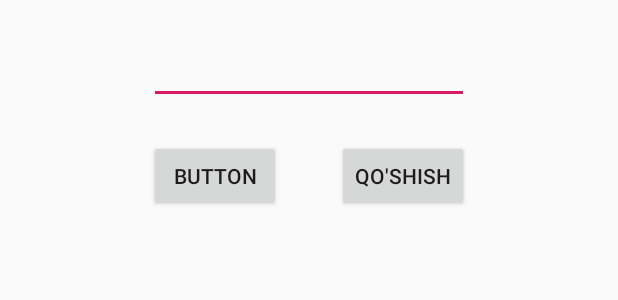
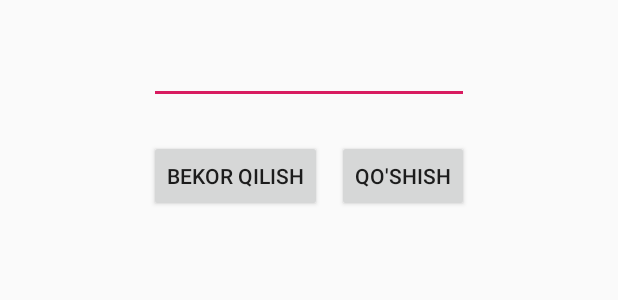
Before and after one commit to abduroid/InviteX, an Android app: the layout dialog_addmehmon.xml on its own in the app's theme, with its tools: preview values and no code run, on a phone screen of 412 x 824 dp. Shown: the top 300 px of the screen. Run offline under Robolectric (Android 15) with nearby library versions, the phone set to English and light mode, and no system bars.

Commit message:
AddMehmonDialog Material Design qoidalariga moslashtirildi

```diff
--- a/app/src/main/java/com/abduqodirov/invitex/MainActivity.kt
+++ b/app/src/main/java/com/abduqodirov/invitex/MainActivity.kt
@@ -1,7 +1,12 @@
 package com.abduqodirov.invitex
 
+import android.content.Context
 import androidx.appcompat.app.AppCompatActivity
 import android.os.Bundle
+import android.util.Log
+import android.view.View
+import androidx.core.view.isVisible
+import kotlinx.android.synthetic.main.activity_main.*
 
 class MainActivity : AppCompatActivity() {
 
@@ -9,4 +14,5 @@ class MainActivity : AppCompatActivity() {
         super.onCreate(savedInstanceState)
         setContentView(R.layout.activity_main)
     }
+
 }
--- a/app/src/main/java/com/abduqodirov/invitex/database/MehmonDatabaseDao.kt
+++ b/app/src/main/java/com/abduqodirov/invitex/database/MehmonDatabaseDao.kt
@@ -20,7 +20,7 @@ interface MehmonDatabaseDao {
     @Query("SELECT * FROM mehmonlar ORDER BY mehmonId DESC")
     fun getAllMehmons(): LiveData<List<Mehmon>>
 
-    @Query("SELECT * FROM mehmonlar WHERE toifa =  :toifa")
+    @Query("SELECT * FROM mehmonlar WHERE toifa =  :toifa ORDER BY mehmonId DESC")
     fun getSpecificMehmons(toifa: String): LiveData<List<Mehmon>>
 
 }
--- a/app/src/main/java/com/abduqodirov/invitex/mainList/CollectionListAdapter.kt
+++ b/app/src/main/java/com/abduqodirov/invitex/mainList/CollectionListAdapter.kt
@@ -4,8 +4,6 @@ import android.os.Bundle
 import androidx.fragment.app.Fragment
 import androidx.fragment.app.FragmentManager
 import androidx.fragment.app.FragmentPagerAdapter
-import androidx.fragment.app.FragmentStatePagerAdapter
-import com.abduqodirov.invitex.SingleFragment
 
 private const val ARG_OBJECT = "object"
 
--- a/app/src/main/res/layout/dialog_addmehmon.xml
+++ b/app/src/main/res/layout/dialog_addmehmon.xml
@@ -11,10 +11,10 @@
 
     <androidx.constraintlayout.widget.ConstraintLayout
         android:layout_width="match_parent"
-        android:layout_height="match_parent">
+        android:layout_height="match_parent" >
 
         <EditText
-            android:id="@+id/editText3"
+            android:id="@+id/ism_edit_text"
             android:layout_width="wrap_content"
             android:layout_height="wrap_content"
             android:layout_marginStart="16dp"
@@ -28,13 +28,14 @@
             app:layout_constraintTop_toTopOf="parent" />
 
         <Button
-            android:id="@+id/button2"
+            android:id="@+id/cancel_button"
             android:layout_width="wrap_content"
             android:layout_height="wrap_content"
             android:layout_marginTop="24dp"
-            android:text="Button"
-            app:layout_constraintStart_toStartOf="@+id/editText3"
-            app:layout_constraintTop_toBottomOf="@+id/editText3" />
+            android:onClick="@{() -> viewModel.closeDialog()}"
+            android:text="Bekor qilish"
+            app:layout_constraintStart_toStartOf="@+id/ism_edit_text"
+            app:layout_constraintTop_toBottomOf="@+id/ism_edit_text" />
 
         <Button
             android:id="@+id/add_button"
@@ -42,9 +43,20 @@
             android:layout_height="wrap_content"
             android:layout_marginTop="24dp"
             android:enabled="@{viewModel.ism_ed.length() > 0 ? true : false}"
+            android:onClick="@{() -> viewModel.onClickAdd()}"
             android:text="Qo'shish"
-            android:onClick="@{() -> viewModel.onClickAdd()}"
-            app:layout_constraintEnd_toEndOf="@+id/editText3"
-            app:layout_constraintTop_toBottomOf="@+id/editText3" />
+            app:layout_constraintEnd_toEndOf="@+id/ism_edit_text"
+            app:layout_constraintTop_toBottomOf="@+id/ism_edit_text" />
+
+        <TextView
+            android:id="@+id/textView3"
+            android:layout_width="wrap_content"
+            android:layout_height="wrap_content"
+            android:layout_marginStart="16dp"
+            android:layout_marginTop="32dp"
+            android:layout_marginEnd="16dp"
+            android:text="@={viewModel.currentTab}"
+            app:layout_constraintEnd_toEndOf="@+id/add_button"
+            app:layout_constraintTop_toBottomOf="@+id/add_button" />
     </androidx.constraintlayout.widget.ConstraintLayout>
 </layout>
```
Also changed, not shown: app/src/main/java/com/abduqodirov/invitex/SingleFragment.kt (deleted, +0 -35 lines), app/src/main/java/com/abduqodirov/invitex/mainList/AddMehmonDialogFragment.kt (deleted, +0 -35 lines), app/src/main/java/com/abduqodirov/invitex/mainList/CollectionListFragment.kt (+58 -8 lines), app/src/main/java/com/abduqodirov/invitex/mainList/MainListsFragment.kt (+11 -33 lines), app/src/main/java/com/abduqodirov/invitex/mainList/MainListsViewModel.kt (+13 -13 lines), app/src/main/java/com/abduqodirov/invitex/mainList/dialog/AddMehmonDialogFragment.kt (+8 -7 lines), app/src/main/res/layout/fragment_collection_list.xml (+25 -6 lines), app/src/main/res/layout/fragment_main_lists.xml (+0 -12 lines).
